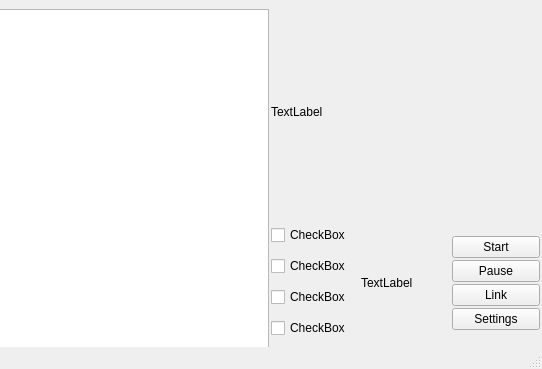
Old version of the form Scripts/UI_Files/TeacherWindow.ui in the repository OuNiSang/ELEC490Project.
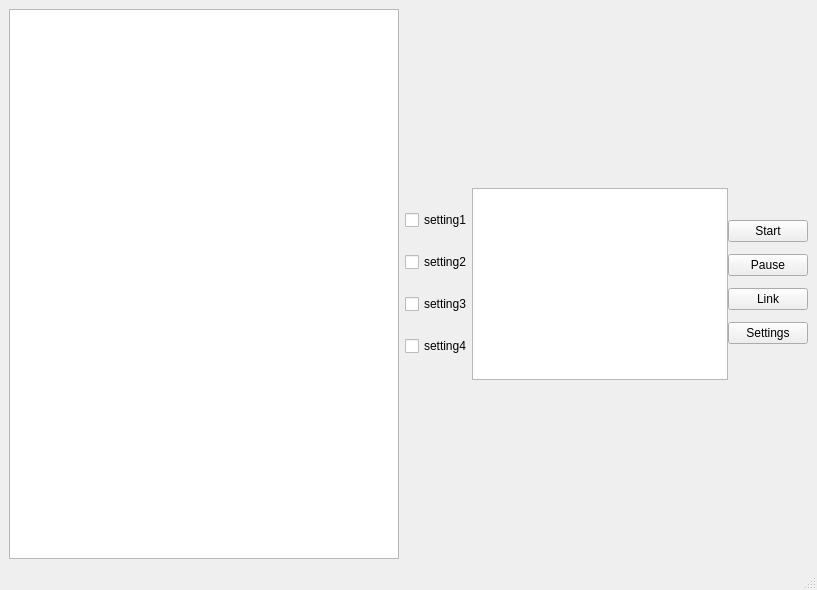
New version of the form.

Commit message: [Update & Add] Finished basic version of ServerMain Finsihed Plt score by Img Finished local ssh connection test

Diff of the .ui file:
```diff
--- a/Scripts/UI_Files/TeacherWindow.ui
+++ b/Scripts/UI_Files/TeacherWindow.ui
@@ -6,75 +6,99 @@
    <rect>
     <x>0</x>
     <y>0</y>
-    <width>542</width>
-    <height>369</height>
+    <width>817</width>
+    <height>590</height>
    </rect>
   </property>
   <property name="windowTitle">
    <string>MainWindow</string>
   </property>
   <widget class="QWidget" name="centralwidget">
-   <widget class="QWidget" name="horizontalLayoutWidget">
-    <property name="geometry">
-     <rect>
-      <x>-1</x>
-      <y>9</y>
-      <width>541</width>
-      <height>341</height>
-     </rect>
+   <property name="sizePolicy">
+    <sizepolicy hsizetype="Expanding" vsizetype="Expanding">
+     <horstretch>0</horstretch>
+     <verstretch>0</verstretch>
+    </sizepolicy>
+   </property>
+   <property name="maximumSize">
+    <size>
+     <width>16777215</width>
+     <height>16777215</height>
+    </size>
     </property>
     <layout class="QHBoxLayout" name="horizontalLayout">
-     <property name="spacing">
-      <number>2</number>
+    <item>
+     <layout class="QHBoxLayout" name="horizontalLayout_2" stretch="1,1">
+      <property name="sizeConstraint">
+       <enum>QLayout::SetMaximumSize</enum>
      </property>
      <item>
+       <layout class="QGridLayout" name="gridLayout">
+        <item row="0" column="0">
       <widget class="QListView" name="list_clients">
        <property name="sizePolicy">
-        <sizepolicy hsizetype="Preferred" vsizetype="Expanding">
+           <sizepolicy hsizetype="Preferred" vsizetype="Preferred">
          <horstretch>0</horstretch>
          <verstretch>0</verstretch>
         </sizepolicy>
        </property>
       </widget>
+        </item>
+       </layout>
      </item>
      <item>
       <layout class="QVBoxLayout" name="infromationbox">
+        <property name="spacing">
+         <number>0</number>
+        </property>
+        <property name="sizeConstraint">
+         <enum>QLayout::SetMaximumSize</enum>
+        </property>
        <item>
-        <widget class="QLabel" name="lbl_scoreImg">
-         <property name="text">
-          <string>TextLabel</string>
-         </property>
-        </widget>
+         <layout class="QVBoxLayout" name="layout_totalScore">
+          <property name="spacing">
+           <number>0</number>
+          </property>
+          <property name="sizeConstraint">
+           <enum>QLayout::SetMaximumSize</enum>
+          </property>
+         </layout>
        </item>
        <item>
-        <layout class="QHBoxLayout" name="operationWidget">
+         <layout class="QHBoxLayout" name="operationWidget" stretch="1,1,1">
+          <property name="sizeConstraint">
+           <enum>QLayout::SetDefaultConstraint</enum>
+          </property>
          <item>
           <layout class="QVBoxLayout" name="widge_checkboxSetting">
+            <property name="sizeConstraint">
+             <enum>QLayout::SetMinimumSize</enum>
+            </property>
            <item>
             <widget class="QCheckBox" name="check_setting1">
              <property name="text">
-              <string>CheckBox</string>
+               <string>setting1</string>
              </property>
             </widget>
            </item>
            <item>
             <widget class="QCheckBox" name="check_setting2">
              <property name="text">
-              <string>CheckBox</string>
+               <string>setting2</string>
              </property>
             </widget>
            </item>
            <item>
             <widget class="QCheckBox" name="check_setting3">
              <property name="text">
-              <string>CheckBox</string>
+               <string>setting3</string>
              </property>
             </widget>
            </item>
            <item>
             <widget class="QCheckBox" name="check_setting4">
              <property name="text">
-              <string>CheckBox</string>
+               <string>setting4</string>
              </property>
             </widget>
            </item>
@@ -82,10 +106,16 @@
          </item>
          <item>
           <layout class="QVBoxLayout" name="verticalLayout">
+            <property name="sizeConstraint">
+             <enum>QLayout::SetMinimumSize</enum>
+            </property>
            <item>
-            <widget class="QLabel" name="label">
-             <property name="text">
-              <string>TextLabel</string>
+             <widget class="QTextBrowser" name="text_currentScore">
+              <property name="sizePolicy">
+               <sizepolicy hsizetype="Fixed" vsizetype="Fixed">
+                <horstretch>0</horstretch>
+                <verstretch>0</verstretch>
+               </sizepolicy>
              </property>
             </widget>
            </item>
@@ -93,6 +123,9 @@
          </item>
          <item>
           <layout class="QVBoxLayout" name="widge_buttoms">
+            <property name="sizeConstraint">
+             <enum>QLayout::SetMinimumSize</enum>
+            </property>
            <property name="topMargin">
             <number>20</number>
            </property>
@@ -134,7 +167,8 @@
       </layout>
      </item>
     </layout>
-   </widget>
+    </item>
+   </layout>
   </widget>
   <widget class="QStatusBar" name="statusbar"/>
  </widget>
```
Left out of the diff: 8 changed lines with no effect on the pictures. Lines whose indentation alone changed are shown as unchanged. The commit also changes 10 other files.
